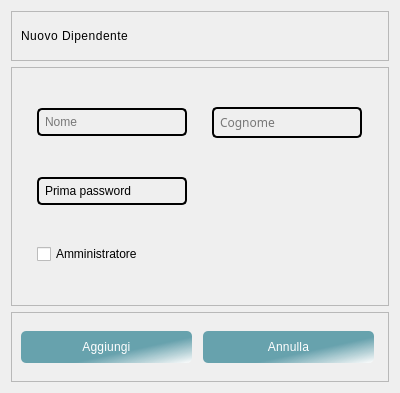
Before: the Qt Designer form gui_add_personale.ui in NicolaMochi/GestionaleOrdinazioni, drawn with Qt 5.
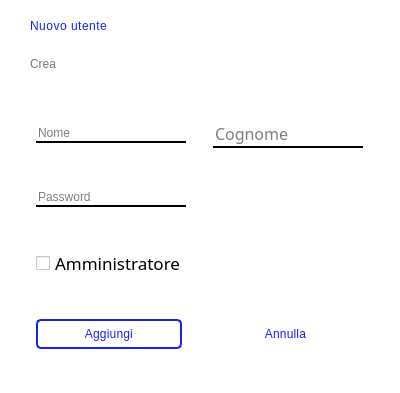
After: the same form once the commit is applied.

Commit message: Aggiungere e modificare personale

```diff
--- a/gui_add_personale.ui
+++ b/gui_add_personale.ui
@@ -14,31 +14,75 @@
    <string>Dialog</string>
   </property>
   <layout class="QVBoxLayout" name="verticalLayout">
+   <property name="spacing">
+    <number>0</number>
+   </property>
+   <property name="leftMargin">
+    <number>0</number>
+   </property>
+   <property name="topMargin">
+    <number>0</number>
+   </property>
+   <property name="rightMargin">
+    <number>0</number>
+   </property>
+   <property name="bottomMargin">
+    <number>0</number>
+   </property>
    <item>
     <widget class="QFrame" name="frame">
      <property name="maximumSize">
       <size>
        <width>16777215</width>
-       <height>50</height>
+       <height>80</height>
       </size>
      </property>
+     <property name="styleSheet">
+      <string notr="true">background-color: rgb(255, 255, 255);</string>
+     </property>
      <property name="frameShape">
-      <enum>QFrame::StyledPanel</enum>
+      <enum>QFrame::NoFrame</enum>
      </property>
      <property name="frameShadow">
       <enum>QFrame::Raised</enum>
      </property>
-     <layout class="QHBoxLayout" name="horizontalLayout_2">
-      <item>
-       <widget class="QLabel" name="label">
+     <layout class="QGridLayout" name="gridLayout_2">
+      <property name="leftMargin">
+       <number>30</number>
+      </property>
+      <property name="topMargin">
+       <number>10</number>
+      </property>
+      <property name="bottomMargin">
+       <number>0</number>
+      </property>
+      <item row="1" column="0">
+       <widget class="QLabel" name="label_message">
         <property name="styleSheet">
-         <string notr="true">font: 700 16pt &quot;Dubai&quot;;
-color: black;
+         <string notr="true">font: 10pt &quot;Poppins&quot;;
+color: rgb(120, 120, 120);</string>
+        </property>
+        <property name="text">
+         <string>Crea</string>
+        </property>
+       </widget>
+      </item>
+      <item row="0" column="0">
+       <widget class="QLabel" name="label_title">
+        <property name="maximumSize">
+         <size>
+          <width>16777215</width>
+          <height>40</height>
+         </size>
+        </property>
+        <property name="styleSheet">
+         <string notr="true">font: 700 19pt &quot;Poppins&quot;;
+color: #1921FA;
 letter-spacing: 0.5px;
 </string>
         </property>
         <property name="text">
-         <string>Nuovo Dipendente</string>
+         <string>Nuovo utente</string>
         </property>
        </widget>
       </item>
@@ -47,21 +91,31 @@
    </item>
    <item>
     <widget class="QFrame" name="frame_top">
+     <property name="maximumSize">
+      <size>
+       <width>16777215</width>
+       <height>16777215</height>
+      </size>
+     </property>
+     <property name="styleSheet">
+      <string notr="true">
+background-color: rgb(255, 255, 255);</string>
+     </property>
      <property name="frameShape">
-      <enum>QFrame::StyledPanel</enum>
+      <enum>QFrame::NoFrame</enum>
      </property>
      <property name="frameShadow">
       <enum>QFrame::Raised</enum>
      </property>
      <layout class="QGridLayout" name="gridLayout">
       <property name="leftMargin">
-       <number>0</number>
+       <number>10</number>
       </property>
       <property name="topMargin">
        <number>0</number>
       </property>
       <property name="rightMargin">
-       <number>0</number>
+       <number>10</number>
       </property>
       <property name="bottomMargin">
        <number>0</number>
@@ -69,8 +123,90 @@
       <property name="spacing">
        <number>0</number>
       </property>
-      <item row="4" column="0">
+      <item row="1" column="0">
+       <widget class="QLineEdit" name="lineEdit_nome_personale">
+        <property name="minimumSize">
+         <size>
+          <width>50</width>
+          <height>0</height>
+         </size>
+        </property>
+        <property name="maximumSize">
+         <size>
+          <width>150</width>
+          <height>16777215</height>
+         </size>
+        </property>
+        <property name="styleSheet">
+         <string notr="true">color: #000;
+font: 400 12pt &quot;Poppins&quot;;
+border: solid;
+border-bottom: 2px solid black;</string>
+        </property>
+        <property name="placeholderText">
+         <string>Nome</string>
+        </property>
+       </widget>
+      </item>
+      <item row="1" column="1">
+       <widget class="QLineEdit" name="lineEdit_cognome_personale">
+        <property name="minimumSize">
+         <size>
+          <width>50</width>
+          <height>0</height>
+         </size>
+        </property>
+        <property name="maximumSize">
+         <size>
+          <width>150</width>
+          <height>16777215</height>
+         </size>
+        </property>
+        <property name="font">
+         <font>
+          <family>Poppins</family>
+          <pointsize>12</pointsize>
+          <italic>false</italic>
+          <bold>false</bold>
+         </font>
+        </property>
+        <property name="styleSheet">
+         <string notr="true">color: #000;
+font: 400 12pt &quot;Poppins&quot;;
+border: solid;
+border-bottom: 2px solid black;</string>
+        </property>
+        <property name="placeholderText">
+         <string>Cognome</string>
+        </property>
+       </widget>
+      </item>
+      <item row="7" column="1">
+       <widget class="QPushButton" name="btn_close_new_personale">
+        <property name="styleSheet">
+         <string notr="true">QPushButton{
+font: 600 12pt &quot;Poppins&quot;;
+padding: 6px;
+letter-spacing:0.2px ;
+border-radius: 5px;
+color:#1921FA;
+margin-right: 5px;}
+QPushButton:hover{text-decoration: underline}
+/*rgb(99, 159, 171)*/</string>
+        </property>
+        <property name="text">
+         <string>Annulla</string>
+        </property>
+       </widget>
+      </item>
+      <item row="6" column="0">
        <widget class="QCheckBox" name="checkBox_amministratore">
+        <property name="font">
+         <font>
+          <family>Poppins</family>
+          <pointsize>13</pointsize>
+         </font>
+        </property>
         <property name="styleSheet">
          <string notr="true">font: 400 13pt &quot;Dubai&quot;;</string>
         </property>
@@ -85,62 +221,7 @@
         </property>
        </widget>
       </item>
-      <item row="0" column="0">
-       <widget class="QLineEdit" name="lineEdit_nome_personale">
-        <property name="minimumSize">
-         <size>
-          <width>50</width>
-          <height>0</height>
-         </size>
-        </property>
-        <property name="maximumSize">
-         <size>
-          <width>150</width>
-          <height>16777215</height>
-         </size>
-        </property>
-        <property name="styleSheet">
-         <string notr="true">border: 2px solid black;
-border-radius: 5px;
-background-color:transparent;
-padding: 4px;</string>
-        </property>
-        <property name="placeholderText">
-         <string>Nome</string>
-        </property>
-       </widget>
-      </item>
-      <item row="0" column="1">
-       <widget class="QLineEdit" name="lineEdit_cognome_personale">
-        <property name="minimumSize">
-         <size>
-          <width>50</width>
-          <height>0</height>
-         </size>
-        </property>
-        <property name="maximumSize">
-         <size>
-          <width>150</width>
-          <height>16777215</height>
-         </size>
-        </property>
-        <property name="font">
-         <font>
-          <family>Poppins</family>
-         </font>
-        </property>
-        <property name="styleSheet">
-         <string notr="true">border: 2px solid black;
-border-radius: 5px;
-background-color:transparent;
-padding: 4px;</string>
-        </property>
-        <property name="placeholderText">
-         <string>Cognome</string>
-        </property>
-       </widget>
-      </item>
-      <item row="1" column="0">
+      <item row="2" column="0">
        <widget class="QLineEdit" name="lineEdit_password_personale">
         <property name="minimumSize">
          <size>
@@ -155,47 +236,31 @@
          </size>
         </property>
         <property name="styleSheet">
-         <string notr="true">border: 2px solid black;
-border-radius: 5px;
-background-color:transparent;
-padding: 4px;</string>
+         <string notr="true">color: #000;
+font: 400 12pt &quot;Poppins&quot;;
+border: solid;
+border-bottom: 2px solid black;</string>
         </property>
         <property name="text">
-         <string>Prima password</string>
+         <string/>
+        </property>
+        <property name="echoMode">
+         <enum>QLineEdit::Password</enum>
         </property>
         <property name="placeholderText">
          <string>Password</string>
         </property>
        </widget>
       </item>
-     </layout>
-    </widget>
-   </item>
-   <item>
-    <widget class="QFrame" name="frame_bottom">
-     <property name="maximumSize">
-      <size>
-       <width>16777215</width>
-       <height>70</height>
-      </size>
-     </property>
-     <property name="frameShape">
-      <enum>QFrame::StyledPanel</enum>
-     </property>
-     <property name="frameShadow">
-      <enum>QFrame::Raised</enum>
-     </property>
-     <layout class="QHBoxLayout" name="horizontalLayout">
-      <item>
+      <item row="7" column="0">
        <widget class="QPushButton" name="btn_confirm_new_personale">
         <property name="styleSheet">
-         <string notr="true">QPushButton{ border: none;
-background-color: qlineargradient(spread:pad, x1:0.596045, y1:0.649, x2:1, y2:0.994, stop:0 rgba(99, 159, 171, 248), stop:1 rgba(255, 255, 255, 215));
-font: 500 12pt &quot;Dubai&quot;;
-padding: 9px;
+         <string notr="true">QPushButton{ border: 2px solid #1921FA;
+font: 600 12pt &quot;Poppins&quot;;
+padding: 6px;
 letter-spacing:0.2px ;
 border-radius: 5px;
-color:white;
+color:#1921FA;
 margin-right: 5px;}
 QPushButton:focus:pressed{font: 500 9.5pt &quot;Dubai&quot;;
 	background-color: rgb(99, 159, 171);}
@@ -207,27 +272,6 @@
         </property>
        </widget>
       </item>
-      <item>
-       <widget class="QPushButton" name="btn_close_new_personale">
-        <property name="styleSheet">
-         <string notr="true">QPushButton{ border: none;
-background-color: qlineargradient(spread:pad, x1:0.596045, y1:0.649, x2:1, y2:0.994, stop:0 rgba(99, 159, 171, 248), stop:1 rgba(255, 255, 255, 215));
-font: 500 12pt &quot;Dubai&quot;;
-padding: 9px;
-letter-spacing:0.2px ;
-border-radius: 5px;
-color:white;
-margin-right: 5px;}
-QPushButton:focus:pressed{font: 500 9.5pt &quot;Dubai&quot;;
-	background-color: rgb(99, 159, 171);}
-QPushButton:hover{background-color:rgb(99, 159, 171);}
-/*rgb(99, 159, 171)*/</string>
-        </property>
-        <property name="text">
-         <string>Annulla</string>
-        </property>
-       </widget>
-      </item>
      </layout>
     </widget>
    </item>
```
Left out of the diff: 7 changed lines with no effect on the pictures. The commit also changes 40 other files.
